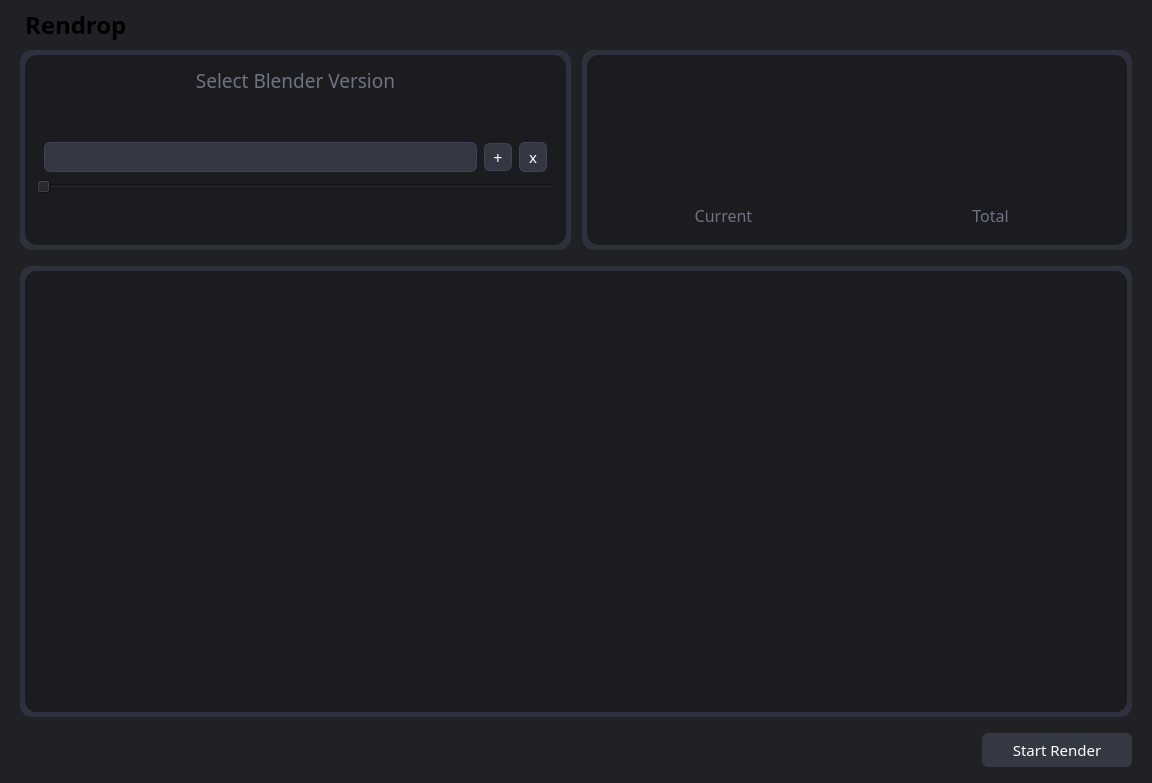
First picture: the form in ui/widget.ui, repository newo-ether/Rendrop, before the edit.
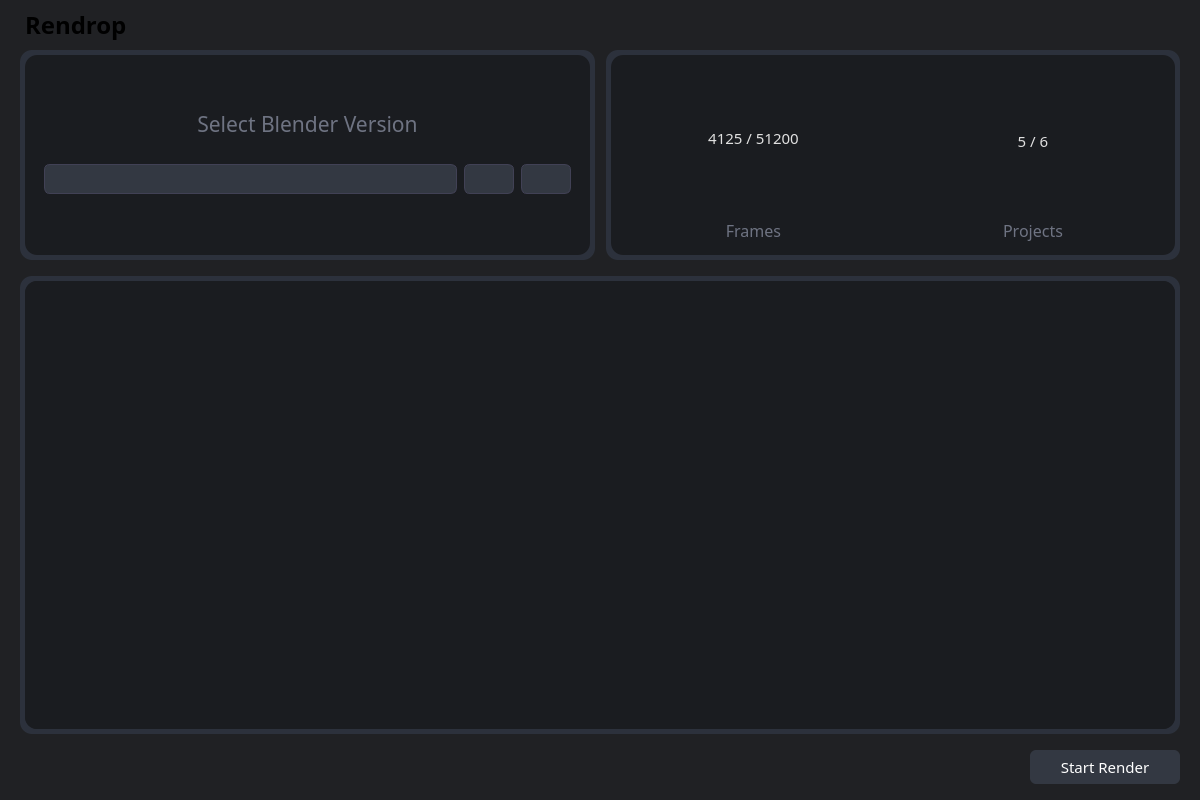
Second picture: the form after the edit. Icons and pictures are not drawn. Custom widgets are drawn as their Qt base class.

The edit to the form file:
```diff
--- a/ui/widget.ui
+++ b/ui/widget.ui
@@ -6,13 +6,13 @@
    <rect>
     <x>0</x>
     <y>0</y>
-    <width>1152</width>
-    <height>783</height>
+    <width>1200</width>
+    <height>800</height>
    </rect>
   </property>
   <property name="minimumSize">
    <size>
-    <width>800</width>
+    <width>900</width>
     <height>600</height>
    </size>
   </property>
@@ -149,13 +149,13 @@
           <property name="minimumSize">
            <size>
             <width>0</width>
-            <height>200</height>
+            <height>210</height>
            </size>
           </property>
           <property name="maximumSize">
            <size>
             <width>16777215</width>
-            <height>200</height>
+            <height>210</height>
            </size>
           </property>
           <property name="styleSheet">
@@ -212,11 +212,27 @@
                <number>11</number>
               </property>
               <item>
-               <widget class="QLabel" name="label">
+               <spacer name="verticalSpacer_10">
+                <property name="orientation">
+                 <enum>Qt::Orientation::Vertical</enum>
+                </property>
+                <property name="sizeType">
+                 <enum>QSizePolicy::Policy::Maximum</enum>
+                </property>
+                <property name="sizeHint" stdset="0">
+                 <size>
+                  <width>20</width>
+                  <height>40</height>
+                 </size>
+                </property>
+               </spacer>
+              </item>
+              <item>
+               <widget class="QLabel" name="selectorLabel">
                 <property name="font">
                  <font>
                   <family>Bitcount Single</family>
-                  <pointsize>14</pointsize>
+                  <pointsize>16</pointsize>
                  </font>
                 </property>
                 <property name="styleSheet">
@@ -241,7 +257,7 @@
                 <property name="sizeHint" stdset="0">
                  <size>
                   <width>20</width>
-                  <height>40</height>
+                  <height>15</height>
                  </size>
                 </property>
                </spacer>
@@ -288,6 +304,11 @@
     background-color: #4B5362;
 }
 
+QComboBox:disabled {
+    background-color: #55595F;
+    color: #AAAAAA;
+}
+
 QComboBox::drop-down {
     subcontrol-origin: padding;
     subcontrol-position: top right;
@@ -338,14 +359,14 @@
                  <widget class="QPushButton" name="addButton">
                   <property name="minimumSize">
                    <size>
-                    <width>28</width>
-                    <height>28</height>
+                    <width>50</width>
+                    <height>30</height>
                    </size>
                   </property>
                   <property name="maximumSize">
                    <size>
-                    <width>28</width>
-                    <height>28</height>
+                    <width>50</width>
+                    <height>30</height>
                    </size>
                   </property>
                   <property name="font">
@@ -370,10 +391,25 @@
 QPushButton:pressed {
     background-color: #2B2F38;
     color: white;
+}
+
+QPushButton:disabled {
+    background-color: #55595F;
+    color: #AAAAAA;
 }</string>
                   </property>
                   <property name="text">
-                   <string>+</string>
+                   <string/>
+                  </property>
+                  <property name="icon">
+                   <iconset resource="../resource/resource.qrc">
+                    <normaloff>:/icon/plus.ico</normaloff>:/icon/plus.ico</iconset>
+                  </property>
+                  <property name="iconSize">
+                   <size>
+                    <width>10</width>
+                    <height>10</height>
+                   </size>
                   </property>
                  </widget>
                 </item>
@@ -381,13 +417,13 @@
                  <widget class="QPushButton" name="deleteButton">
                   <property name="minimumSize">
                    <size>
-                    <width>28</width>
-                    <height>28</height>
+                    <width>50</width>
+                    <height>30</height>
                    </size>
                   </property>
                   <property name="maximumSize">
                    <size>
-                    <width>28</width>
+                    <width>50</width>
                     <height>30</height>
                    </size>
                   </property>
@@ -413,43 +449,30 @@
 QPushButton:pressed {
     background-color: #2B2F38;
     color: white;
+}
+
+QPushButton:disabled {
+    background-color: #55595F;
+    color: #AAAAAA;
 }</string>
                   </property>
                   <property name="text">
-                   <string>x</string>
+                   <string/>
+                  </property>
+                  <property name="icon">
+                   <iconset resource="../resource/resource.qrc">
+                    <normaloff>:/icon/close.ico</normaloff>:/icon/close.ico</iconset>
+                  </property>
+                  <property name="iconSize">
+                   <size>
+                    <width>9</width>
+                    <height>9</height>
+                   </size>
                   </property>
                  </widget>
                 </item>
                </layout>
               </item>
-              <item>
-               <widget class="QSlider" name="horizontalSlider">
-                <property name="sizePolicy">
-                 <sizepolicy hsizetype="Preferred" vsizetype="Fixed">
-                  <horstretch>0</horstretch>
-                  <verstretch>0</verstretch>
-                 </sizepolicy>
-                </property>
-                <property name="minimumSize">
-                 <size>
-                  <width>0</width>
-                  <height>0</height>
-                 </size>
-                </property>
-                <property name="maximumSize">
-                 <size>
-                  <width>16777215</width>
-                  <height>16777215</height>
-                 </size>
-                </property>
-                <property name="maximum">
-                 <number>10000</number>
-                </property>
-                <property name="orientation">
-                 <enum>Qt::Orientation::Horizontal</enum>
-                </property>
-               </widget>
-              </item>
               <item>
                <spacer name="verticalSpacer_3">
                 <property name="orientation">
@@ -461,7 +484,7 @@
                 <property name="sizeHint" stdset="0">
                  <size>
                   <width>20</width>
-                  <height>40</height>
+                  <height>50</height>
                  </size>
                 </property>
                </spacer>
@@ -477,13 +500,13 @@
           <property name="minimumSize">
            <size>
             <width>0</width>
-            <height>200</height>
+            <height>210</height>
            </size>
           </property>
           <property name="maximumSize">
            <size>
             <width>16777215</width>
-            <height>200</height>
+            <height>210</height>
            </size>
           </property>
           <property name="styleSheet">
@@ -542,7 +565,7 @@
               <item>
                <layout class="QHBoxLayout" name="horizontalLayout_4">
                 <property name="spacing">
-                 <number>10</number>
+                 <number>11</number>
                 </property>
                 <property name="leftMargin">
                  <number>0</number>
@@ -559,7 +582,7 @@
                 <item>
                  <layout class="QVBoxLayout" name="verticalLayout_6">
                   <property name="spacing">
-                   <number>11</number>
+                   <number>0</number>
                   </property>
                   <property name="leftMargin">
                    <number>0</number>
@@ -593,14 +616,51 @@
                    <widget class="RingProgressBar" name="currentProgressBar" native="true">
                     <property name="minimumSize">
                      <size>
-                      <width>120</width>
-                      <height>120</height>
+                      <width>140</width>
+                      <height>140</height>
                      </size>
                     </property>
+                    <layout class="QVBoxLayout" name="verticalLayout_9">
+                     <item>
+                      <widget class="QLabel" name="framesLabel">
+                       <property name="font">
+                        <font>
+                         <family>Bitcount Single</family>
+                         <pointsize>11</pointsize>
+                        </font>
+                       </property>
+                       <property name="styleSheet">
+                        <string notr="true">background: transparent;</string>
+                       </property>
+                       <property name="text">
+                        <string>4125 / 51200</string>
+                       </property>
+                       <property name="alignment">
+                        <set>Qt::AlignmentFlag::AlignCenter</set>
+                       </property>
+                      </widget>
+                     </item>
+                    </layout>
                    </widget>
                   </item>
                   <item>
-                   <widget class="QLabel" name="currentText">
+                   <spacer name="verticalSpacer_8">
+                    <property name="orientation">
+                     <enum>Qt::Orientation::Vertical</enum>
+                    </property>
+                    <property name="sizeType">
+                     <enum>QSizePolicy::Policy::Fixed</enum>
+                    </property>
+                    <property name="sizeHint" stdset="0">
+                     <size>
+                      <width>20</width>
+                      <height>11</height>
+                     </size>
+                    </property>
+                   </spacer>
+                  </item>
+                  <item>
+                   <widget class="QLabel" name="framesText">
                     <property name="font">
                      <font>
                       <family>Bitcount Single</family>
@@ -611,7 +671,7 @@
                      <string notr="true">color: rgb(110, 115, 130);</string>
                     </property>
                     <property name="text">
-                     <string>Current</string>
+                     <string>Frames</string>
                     </property>
                     <property name="alignment">
                      <set>Qt::AlignmentFlag::AlignCenter</set>
@@ -639,7 +699,7 @@
                 <item>
                  <layout class="QVBoxLayout" name="verticalLayout_7">
                   <property name="spacing">
-                   <number>11</number>
+                   <number>0</number>
                   </property>
                   <property name="leftMargin">
                    <number>0</number>
@@ -673,14 +733,54 @@
                    <widget class="RingProgressBar" name="totalProgressBar" native="true">
                     <property name="minimumSize">
                      <size>
-                      <width>120</width>
-                      <height>120</height>
+                      <width>140</width>
+                      <height>140</height>
                      </size>
                     </property>
+                    <layout class="QVBoxLayout" name="verticalLayout_10">
+                     <property name="topMargin">
+                      <number>15</number>
+                     </property>
+                     <item>
+                      <widget class="QLabel" name="projectsLabel">
+                       <property name="font">
+                        <font>
+                         <family>Bitcount Single</family>
+                         <pointsize>11</pointsize>
+                        </font>
+                       </property>
+                       <property name="styleSheet">
+                        <string notr="true">background: transparent;</string>
+                       </property>
+                       <property name="text">
+                        <string>5 / 6</string>
+                       </property>
+                       <property name="alignment">
+                        <set>Qt::AlignmentFlag::AlignCenter</set>
+                       </property>
+                      </widget>
+                     </item>
+                    </layout>
                    </widget>
                   </item>
                   <item>
-                   <widget class="QLabel" name="totalText">
+                   <spacer name="verticalSpacer_9">
+                    <property name="orientation">
+                     <enum>Qt::Orientation::Vertical</enum>
+                    </property>
+                    <property name="sizeType">
+                     <enum>QSizePolicy::Policy::Fixed</enum>
+                    </property>
+                    <property name="sizeHint" stdset="0">
+                     <size>
+                      <width>20</width>
+                      <height>11</height>
+                     </size>
+                    </property>
+                   </spacer>
+                  </item>
+                  <item>
+                   <widget class="QLabel" name="projectsText">
                     <property name="font">
                      <font>
                       <family>Bitcount Single</family>
@@ -691,7 +791,7 @@
                      <string notr="true">color: rgb(110, 115, 130);</string>
                     </property>
                     <property name="text">
-                     <string>Total</string>
+                     <string>Projects</string>
                     </property>
                     <property name="alignment">
                      <set>Qt::AlignmentFlag::AlignCenter</set>
@@ -837,8 +937,8 @@
              <rect>
               <x>0</x>
               <y>0</y>
-              <width>1102</width>
-              <height>438</height>
+              <width>1150</width>
+              <height>445</height>
              </rect>
             </property>
             <property name="styleSheet">
@@ -949,6 +1049,11 @@
 QPushButton:pressed {
     background-color: #2B2F38;
     color: white;
+}
+
+QPushButton:disabled {
+    background-color: #55595F;
+    color: #AAAAAA;
 }</string>
           </property>
           <property name="text">
```
Left out of the diff: 8 changed lines with no effect on the pictures.
